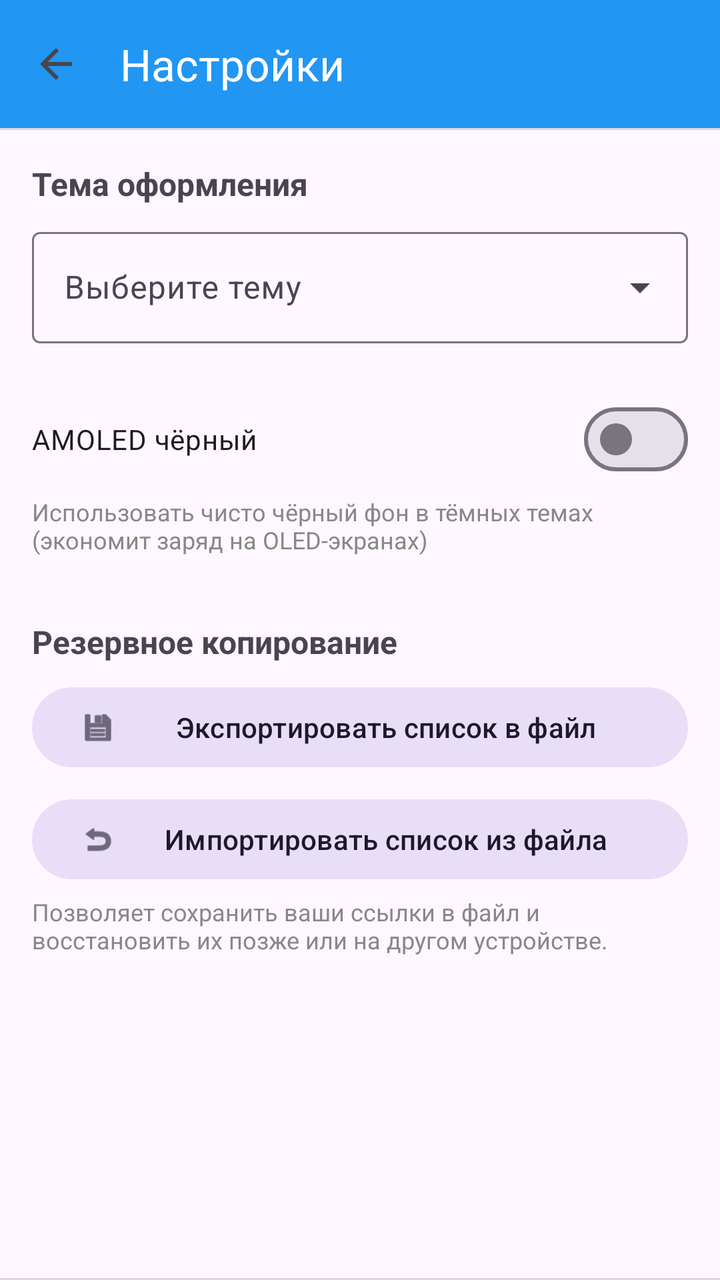
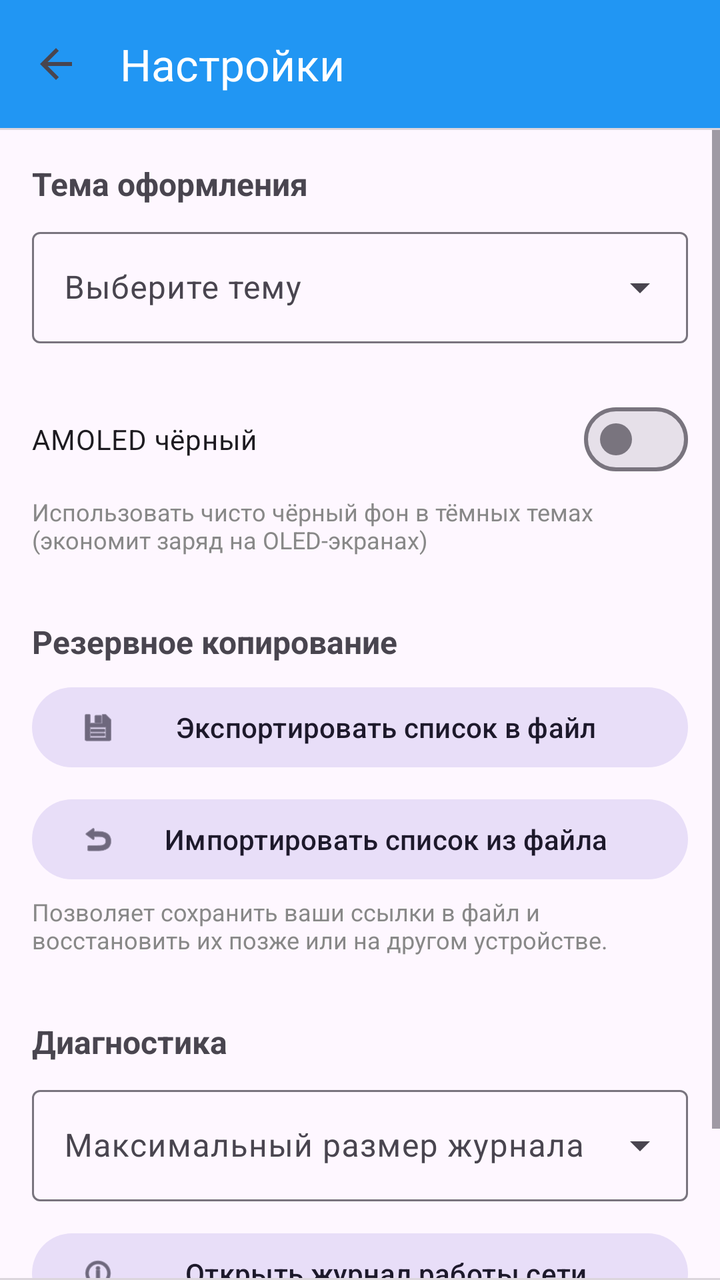

Compare the two renders of this Android layout. The source of the first and the diff that turns it into the second are given below.
<!-- AndroidManifest.xml: application theme Theme._4PDAUpdateChecker -->
<!-- res/layout/activity_settings.xml -->
<?xml version="1.0" encoding="utf-8"?>
<LinearLayout xmlns:android="http://schemas.android.com/apk/res/android"
    xmlns:app="http://schemas.android.com/apk/res-auto"
    android:id="@+id/settings_root"
    android:layout_width="match_parent"
    android:layout_height="match_parent"
    android:orientation="vertical">

    <androidx.appcompat.widget.Toolbar
        android:id="@+id/toolbar"
        android:layout_width="match_parent"
        android:layout_height="?attr/actionBarSize"
        android:background="?attr/toolbarBackground"
        app:titleTextColor="@android:color/white"
        app:title="Настройки"
        app:navigationIcon="@drawable/ic_back"
        app:navigationIconTint="@android:color/white" />

    <View
        android:layout_width="match_parent"
        android:layout_height="1dp"
        android:background="@color/divider_color" />

    <LinearLayout
        android:layout_width="match_parent"
        android:layout_height="0dp"
        android:layout_weight="1"
        android:orientation="vertical"
        android:padding="16dp"
        android:focusable="true"
        android:focusableInTouchMode="true">

        <TextView
            android:layout_width="match_parent"
            android:layout_height="wrap_content"
            android:text="Тема оформления"
            android:textSize="16sp"
            android:textStyle="bold" />

        <com.google.android.material.textfield.TextInputLayout
            style="@style/Widget.Material3.TextInputLayout.OutlinedBox.ExposedDropdownMenu"
            android:layout_width="match_parent"
            android:layout_height="wrap_content"
            android:layout_marginTop="8dp"
            android:hint="Выберите тему">

            <AutoCompleteTextView
                android:id="@+id/themeSelector"
                android:layout_width="match_parent"
                android:layout_height="wrap_content"
                android:inputType="none"
                android:focusable="false"
                android:clickable="true" />

        </com.google.android.material.textfield.TextInputLayout>

        <com.google.android.material.materialswitch.MaterialSwitch
            android:id="@+id/switchAmoled"
            android:layout_width="match_parent"
            android:layout_height="wrap_content"
            android:layout_marginTop="24dp"
            android:text="AMOLED чёрный" />

        <TextView
            android:layout_width="match_parent"
            android:layout_height="wrap_content"
            android:layout_marginTop="4dp"
            android:text="Использовать чисто чёрный фон в тёмных темах (экономит заряд на OLED-экранах)"
            android:textSize="12sp"
            android:textColor="#888888" />

        <TextView
            android:layout_width="match_parent"
            android:layout_height="wrap_content"
            android:layout_marginTop="32dp"
            android:text="Резервное копирование"
            android:textSize="16sp"
            android:textStyle="bold" />

        <Button
            android:id="@+id/btnExport"
            style="@style/Widget.Material3.Button.TonalButton"
            android:layout_width="match_parent"
            android:layout_height="wrap_content"
            android:layout_marginTop="8dp"
            android:text="Экспортировать список в файл"
            app:icon="@android:drawable/ic_menu_save" />

        <Button
            android:id="@+id/btnImport"
            style="@style/Widget.Material3.Button.TonalButton"
            android:layout_width="match_parent"
            android:layout_height="wrap_content"
            android:layout_marginTop="8dp"
            android:text="Импортировать список из файла"
            app:icon="@android:drawable/ic_menu_revert" />

        <TextView
            android:layout_width="match_parent"
            android:layout_height="wrap_content"
            android:layout_marginTop="4dp"
            android:text="Позволяет сохранить ваши ссылки в файл и восстановить их позже или на другом устройстве."
            android:textSize="12sp"
            android:textColor="#888888" />

    </LinearLayout>

    <View
        android:id="@+id/bottomDivider"
        android:layout_width="match_parent"
        android:layout_height="1dp"
        android:background="@color/divider_color" />

</LinearLayout>
<!-- resources referenced by this layout -->
<resources>
  <color name="divider_color">#22000000</color>
  <!-- drawable ic_back (drawable) -->
  <vector xmlns:android="http://schemas.android.com/apk/res/android"
      android:width="24dp"
      android:height="24dp"
      android:viewportWidth="24"
      android:viewportHeight="24"
      android:autoMirrored="true"
      android:tint="?attr/colorControlNormal">
      <path
          android:fillColor="@android:color/white"
          android:pathData="M20,11H7.83l5.59,-5.59L12,4l-8,8 8,8 1.41,-1.41L7.83,13H20v-2z" />
  </vector>
  <style name="Theme._4PDAUpdateChecker" parent="Base.Theme._4PDAUpdateChecker" />
  <style name="Base.Theme._4PDAUpdateChecker" parent="Theme.Material3.DayNight.NoActionBar">
          
          <item name="colorPrimary">#2196F3</item>
          <item name="toolbarBackground">?attr/colorPrimary</item>
          <item name="android:statusBarColor">?attr/colorPrimary</item>
          <item name="android:navigationBarColor">?attr/colorPrimary</item>
          <item name="android:windowLightStatusBar">false</item>
          <item name="android:windowLightNavigationBar" tools:targetApi="27">false</item>
      </style>
</resources>

<!-- the commit's change to res/layout/activity_settings.xml (unified diff, before → after) -->
@@ -21,89 +21,137 @@
         android:layout_height="1dp"
         android:background="@color/divider_color" />
 
-    <LinearLayout
+    <ScrollView
         android:layout_width="match_parent"
         android:layout_height="0dp"
         android:layout_weight="1"
-        android:orientation="vertical"
-        android:padding="16dp"
-        android:focusable="true"
-        android:focusableInTouchMode="true">
+        android:fillViewport="true">
 
-        <TextView
+        <LinearLayout
             android:layout_width="match_parent"
             android:layout_height="wrap_content"
-            android:text="Тема оформления"
-            android:textSize="16sp"
-            android:textStyle="bold" />
+            android:orientation="vertical"
+            android:padding="16dp"
+            android:focusable="true"
+            android:focusableInTouchMode="true">
 
-        <com.google.android.material.textfield.TextInputLayout
-            style="@style/Widget.Material3.TextInputLayout.OutlinedBox.ExposedDropdownMenu"
-            android:layout_width="match_parent"
-            android:layout_height="wrap_content"
-            android:layout_marginTop="8dp"
-            android:hint="Выберите тему">
-
-            <AutoCompleteTextView
-                android:id="@+id/themeSelector"
+            <TextView
                 android:layout_width="match_parent"
                 android:layout_height="wrap_content"
-                android:inputType="none"
-                android:focusable="false"
-                android:clickable="true" />
+                android:text="Тема оформления"
+                android:textSize="16sp"
+                android:textStyle="bold" />
 
-        </com.google.android.material.textfield.TextInputLayout>
+            <com.google.android.material.textfield.TextInputLayout
+                style="@style/Widget.Material3.TextInputLayout.OutlinedBox.ExposedDropdownMenu"
+                android:layout_width="match_parent"
+                android:layout_height="wrap_content"
+                android:layout_marginTop="8dp"
+                android:hint="Выберите тему">
 
-        <com.google.android.material.materialswitch.MaterialSwitch
-            android:id="@+id/switchAmoled"
-            android:layout_width="match_parent"
-            android:layout_height="wrap_content"
-            android:layout_marginTop="24dp"
-            android:text="AMOLED чёрный" />
+                <AutoCompleteTextView
+                    android:id="@+id/themeSelector"
+                    android:layout_width="match_parent"
+                    android:layout_height="wrap_content"
+                    android:inputType="none"
+                    android:focusable="false"
+                    android:clickable="true" />
 
-        <TextView
-            android:layout_width="match_parent"
-            android:layout_height="wrap_content"
-            android:layout_marginTop="4dp"
-            android:text="Использовать чисто чёрный фон в тёмных темах (экономит заряд на OLED-экранах)"
-            android:textSize="12sp"
-            android:textColor="#888888" />
+            </com.google.android.material.textfield.TextInputLayout>
 
-        <TextView
-            android:layout_width="match_parent"
-            android:layout_height="wrap_content"
-            android:layout_marginTop="32dp"
-            android:text="Резервное копирование"
-            android:textSize="16sp"
-            android:textStyle="bold" />
+            <com.google.android.material.materialswitch.MaterialSwitch
+                android:id="@+id/switchAmoled"
+                android:layout_width="match_parent"
+                android:layout_height="wrap_content"
+                android:layout_marginTop="24dp"
+                android:text="AMOLED чёрный" />
 
-        <Button
-            android:id="@+id/btnExport"
-            style="@style/Widget.Material3.Button.TonalButton"
-            android:layout_width="match_parent"
-            android:layout_height="wrap_content"
-            android:layout_marginTop="8dp"
-            android:text="Экспортировать список в файл"
-            app:icon="@android:drawable/ic_menu_save" />
+            <TextView
+                android:layout_width="match_parent"
+                android:layout_height="wrap_content"
+                android:layout_marginTop="4dp"
+                android:text="Использовать чисто чёрный фон в тёмных темах (экономит заряд на OLED-экранах)"
+                android:textSize="12sp"
+                android:textColor="#888888" />
 
-        <Button
-            android:id="@+id/btnImport"
-            style="@style/Widget.Material3.Button.TonalButton"
-            android:layout_width="match_parent"
-            android:layout_height="wrap_content"
-            android:layout_marginTop="8dp"
-            android:text="Импортировать список из файла"
-            app:icon="@android:drawable/ic_menu_revert" />
+            <TextView
+                android:layout_width="match_parent"
+                android:layout_height="wrap_content"
+                android:layout_marginTop="32dp"
+                android:text="Резервное копирование"
+                android:textSize="16sp"
+                android:textStyle="bold" />
 
-        <TextView
-            android:layout_width="match_parent"
-            android:layout_height="wrap_content"
-            android:layout_marginTop="4dp"
-            android:text="Позволяет сохранить ваши ссылки в файл и восстановить их позже или на другом устройстве."
-            android:textSize="12sp"
-            android:textColor="#888888" />
+            <Button
+                android:id="@+id/btnExport"
+                style="@style/Widget.Material3.Button.TonalButton"
+                android:layout_width="match_parent"
+                android:layout_height="wrap_content"
+                android:layout_marginTop="8dp"
+                android:text="Экспортировать список в файл"
+                app:icon="@android:drawable/ic_menu_save" />
 
-    </LinearLayout>
+            <Button
+                android:id="@+id/btnImport"
+                style="@style/Widget.Material3.Button.TonalButton"
+                android:layout_width="match_parent"
+                android:layout_height="wrap_content"
+                android:layout_marginTop="8dp"
+                android:text="Импортировать список из файла"
+                app:icon="@android:drawable/ic_menu_revert" />
+
+            <TextView
+                android:layout_width="match_parent"
+                android:layout_height="wrap_content"
+                android:layout_marginTop="4dp"
+                android:text="Позволяет сохранить ваши ссылки в файл и восстановить их позже или на другом устройстве."
+                android:textSize="12sp"
+                android:textColor="#888888" />
+
+            <TextView
+                android:layout_width="match_parent"
+                android:layout_height="wrap_content"
+                android:layout_marginTop="32dp"
+                android:text="Диагностика"
+                android:textSize="16sp"
+                android:textStyle="bold" />
+
+            <com.google.android.material.textfield.TextInputLayout
+                style="@style/Widget.Material3.TextInputLayout.OutlinedBox.ExposedDropdownMenu"
+                android:layout_width="match_parent"
+                android:layout_height="wrap_content"
+                android:layout_marginTop="8dp"
+                android:hint="Максимальный размер журнала">
+
+                <AutoCompleteTextView
+                    android:id="@+id/logSizeSelector"
+                    android:layout_width="match_parent"
+                    android:layout_height="wrap_content"
+                    android:inputType="none"
+                    android:focusable="false"
+                    android:clickable="true" />
+
+            </com.google.android.material.textfield.TextInputLayout>
+
+            <Button
+                android:id="@+id/btnLogs"
+                style="@style/Widget.Material3.Button.TonalButton"
+                android:layout_width="match_parent"
+                android:layout_height="wrap_content"
+                android:layout_marginTop="12dp"
+                android:text="Открыть журнал работы сети"
+                app:icon="@android:drawable/ic_menu_info_details" />
+
+            <TextView
+                android:layout_width="match_parent"
+                android:layout_height="wrap_content"
+                android:layout_marginTop="4dp"
+                android:text="Если обновление выдаёт ошибку, здесь видна причина. При превышении размера старые записи автоматически очищаются."
+                android:textSize="12sp"
+                android:textColor="#888888" />
+
+        </LinearLayout>
+    </ScrollView>
 
     <View
         android:id="@+id/bottomDivider"
